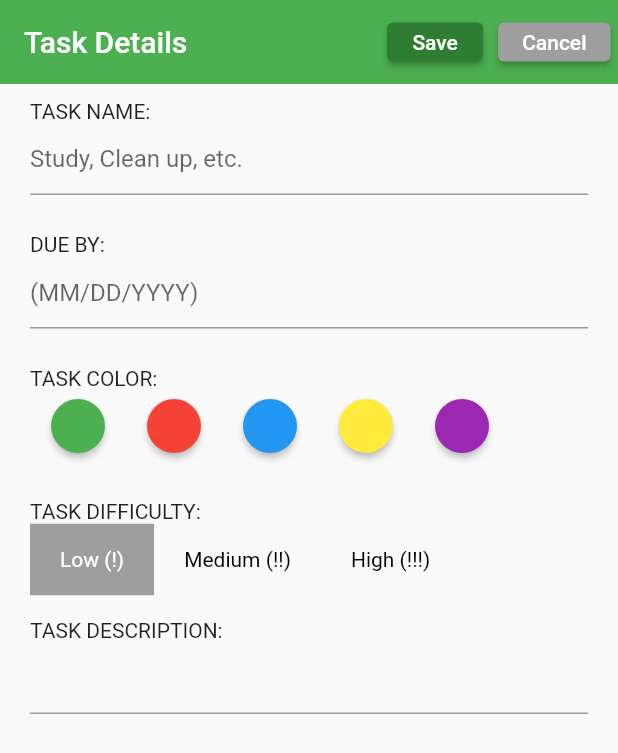
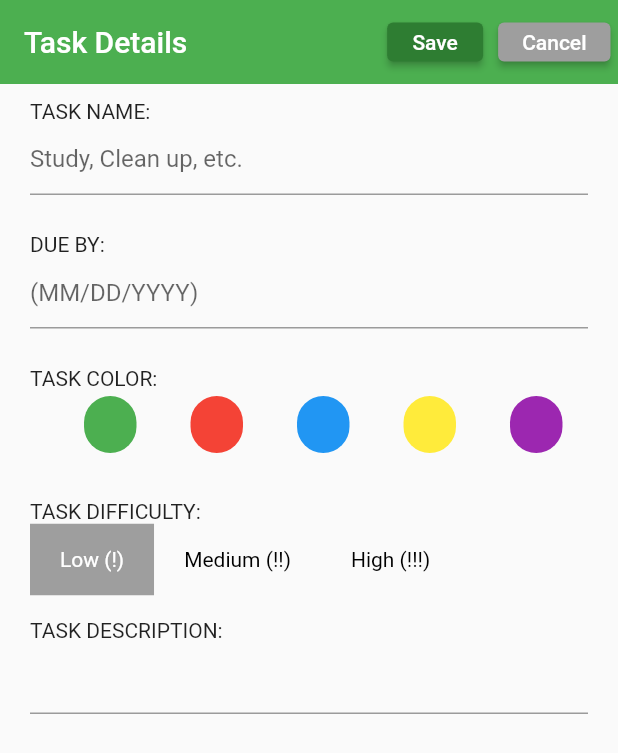
Before and after one commit to OmarIT555/NextStepPlanningApp, a Flutter app: the TaskDetails screen opened directly, on a phone screen of 412 x 824 dp. Shown: the top 753 px of the screen. Run offline on Flutter 3.47's test engine with Material 2 defaults, Android fonts, the phone set to English and light mode, and no system bars; our stand-ins replace flutter_bloc, shared_preferences, sqflite; accounts and stored records are empty; statements that could not run were skipped.

Commit message:
Added selectable task color option

```diff
--- a/lib/customColorPicker.dart
+++ b/lib/customColorPicker.dart
@@ -1,7 +1,6 @@
 import 'package:flutter/material.dart';
 
 class MyCustomColorPicker extends StatefulWidget {
-
   @override
   _MyCustomColorPickerState createState() => _MyCustomColorPickerState();
 }
@@ -10,50 +9,143 @@ class _MyCustomColorPickerState extends State<MyCustomColorPicker> {
   bool isSubmitted = false;
   final checkBoxIcon = 'assets/checkbox.svg';
 
+  List<String> selectedCategory = new List<String>();
+  String green = 'green';
+  String red = 'red';
+  String blue = 'blue';
+  String yellow = 'yellow';
+  String purple = 'purple';
+
   @override
   Widget build(BuildContext context) {
     return Column(
+      mainAxisSize: MainAxisSize.min,
       children: <Widget>[
-        Row(
+        Container(
+          child: Container(
+            child: Center(
+              child: Column(
                 children: <Widget>[
-              ElevatedButton(
-                style: ElevatedButton.styleFrom(
-                  primary: Colors.green,
-                  shape: CircleBorder(),
+                  SizedBox(height: 4.0,),
+                  Container(
+                    child: Row(
+                      mainAxisAlignment: MainAxisAlignment.spaceEvenly,
+                      children: <Widget>[
+                        SizedBox(width: 2.0,),
+                        InkWell(
+                          onTap: (){
+                            selectedCategory = new List<String>();
+                            selectedCategory.add(green);
+                            setState(() {});
+                          },
+                          child: Container(
+                            padding: EdgeInsets.symmetric(vertical: 10.0, horizontal: 12.0),
+                            decoration: BoxDecoration(
+                              color: Colors.green,
+                              border: Border.all(
+                                width: 3,
+                                color: selectedCategory.contains(green) ? Colors.grey[700] : Colors.transparent,
                               ),
-                onPressed: () {},
+                              borderRadius: BorderRadius.all(Radius.circular(48.0)),
                             ),
-              ElevatedButton(
-                style: ElevatedButton.styleFrom(
-                  primary: Colors.red,
-                  shape: CircleBorder(),
+                            child: Text('  ',
+                              style: TextStyle(color: Colors.grey[900], fontSize: 10.0, fontWeight: FontWeight.w500),),
                           ),
-                onPressed: () {},
                         ),
-              ElevatedButton(
-                style: ElevatedButton.styleFrom(
-                  primary: Colors.blue,
-                  shape: CircleBorder(),
+                        SizedBox(width: 2.0,),
+                        InkWell(
+                          onTap: (){
+                            selectedCategory = new List<String>();
+                            selectedCategory.add(red);
+                            setState(() {});
+                          },
+                          child: Container(
+                            padding: EdgeInsets.symmetric(vertical: 10.0, horizontal: 12.0),
+                            decoration: BoxDecoration(
+                              color: Colors.red,
+                              border: Border.all(
+                                width: 3,
+                                color: selectedCategory.contains(red) ? Colors.grey[700] : Colors.transparent,
                               ),
-                onPressed: () {},
+                              borderRadius: BorderRadius.all(Radius.circular(48.0)),
                             ),
-              ElevatedButton(
-                style: ElevatedButton.styleFrom(
-                  primary: Colors.yellow,
-                  shape: CircleBorder(),
+                            child: Text('  ',
+                              style: TextStyle(color: Colors.grey[900], fontSize: 10.0, fontWeight: FontWeight.w500),),
                           ),
-                onPressed: () {},
                         ),
-              ElevatedButton(
-                style: ElevatedButton.styleFrom(
-                  primary: Colors.purple,
-                  shape: CircleBorder(),
+                        SizedBox(width: 2.0,),
+                        InkWell(
+                          onTap: (){
+                            selectedCategory = new List<String>();
+                            selectedCategory.add(blue);
+                            setState(() {});
+                          },
+                          child: Container(
+                            padding: EdgeInsets.symmetric(vertical: 10.0, horizontal: 12.0),
+                            decoration: BoxDecoration(
+                              color: Colors.blue,
+                              border: Border.all(
+                                width: 3,
+                                color: selectedCategory.contains(blue) ? Colors.grey[700] : Colors.transparent,
                               ),
-                onPressed: () {},
+                              borderRadius: BorderRadius.all(Radius.circular(48.0)),
                             ),
-            ]
-
-        )
+                            child: Text('  ',
+                              style: TextStyle(color: Colors.grey[900], fontSize: 10.0, fontWeight: FontWeight.w500),),
+                          ),
+                        ),
+                        SizedBox(width: 2.0,),
+                        InkWell(
+                          onTap: (){
+                            selectedCategory = new List<String>();
+                            selectedCategory.add(yellow);
+                            setState(() {});
+                          },
+                          child: Container(
+                            padding: EdgeInsets.symmetric(vertical: 10.0, horizontal: 12.0),
+                            decoration: BoxDecoration(
+                              color: Colors.yellow,
+                              border: Border.all(
+                                width: 3,
+                                color: selectedCategory.contains(yellow) ? Colors.grey[700] : Colors.transparent,
+                              ),
+                              borderRadius: BorderRadius.all(Radius.circular(48.0)),
+                            ),
+                            child: Text('  ',
+                              style: TextStyle(color: Colors.grey[900], fontSize: 10.0, fontWeight: FontWeight.w500),),
+                          ),
+                        ),
+                        SizedBox(width: 2.0,),
+                        InkWell(
+                          splashColor: Colors.blue[100],
+                          onTap: (){
+                            selectedCategory = new List<String>();
+                            selectedCategory.add(purple);
+                            setState(() {});
+                          },
+                          child: Container(
+                            padding: EdgeInsets.symmetric(vertical: 10.0, horizontal: 12.0),
+                            decoration: BoxDecoration(
+                              color: Colors.purple,
+                              border: Border.all(
+                                width: 3,
+                                color: selectedCategory.contains(purple) ? Colors.grey[700] : Colors.transparent,
+                              ),
+                              borderRadius: BorderRadius.all(Radius.circular(48.0)),
+                            ),
+                            child: Text('  ',
+                              style: TextStyle(color: Colors.grey[900], fontSize: 10.0, fontWeight: FontWeight.w500),),
+                          ),
+                        ),
+                      ],
+                    ),
+                  ),
+                  SizedBox(height: 6.0,)
+                ],
+              ),
+            ),
+          ),
+        ),
       ],
     );
   }
```
Lines whose indentation alone changed are shown as unchanged.
